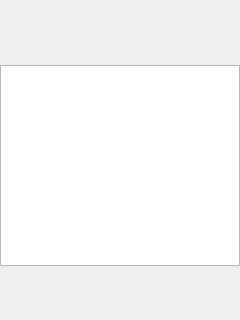
north0808/haina, file haina/codes/beluga/client/moblie/BelugaApp/belugaview.ui: the form before one commit.
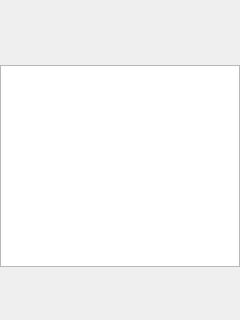
The form after the commit.

Diff of the .ui file:
```diff
--- a/haina/codes/beluga/client/moblie/BelugaApp/belugaview.ui
+++ b/haina/codes/beluga/client/moblie/BelugaApp/belugaview.ui
@@ -92,7 +92,7 @@
      <x>0</x>
      <y>65</y>
      <width>240</width>
-     <height>201</height>
+     <height>202</height>
     </rect>
    </property>
    <property name="frameShape">
```
Left out of the diff: 18 changed lines with no effect on the pictures.
